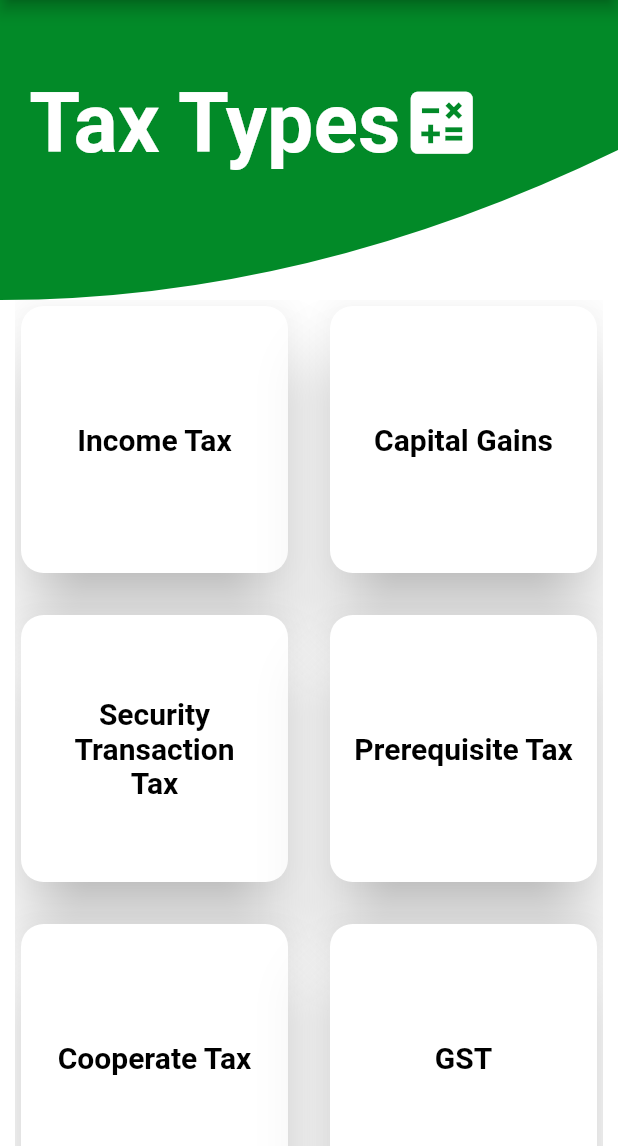
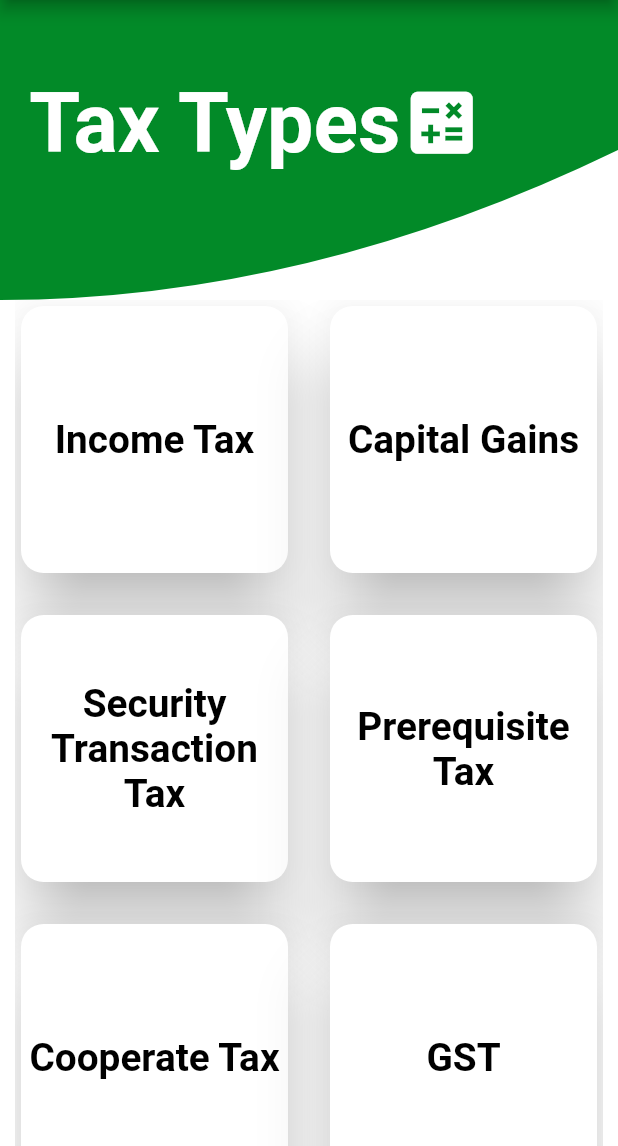
Before and after one commit to Earthknight/OP-Taxes, a Flutter app: the TaxType screen opened directly, on a phone screen of 412 x 824 dp, the part 90-1236 px from its top. Run offline on Flutter 3.47's test engine with Material 2 defaults, Android fonts, the phone set to English and light mode, and no system bars; our stand-ins replace expandable, sqflite; missing offline and left inert: country_pickers; accounts and stored records are empty; Roboto replaces fonts that are missing (Georgia).

Commit message:
custom text widget fixed

```diff
--- a/lib/helpers/db_helper.dart
+++ b/lib/helpers/db_helper.dart
@@ -96,4 +96,5 @@ class DBHelper {
       whereArgs: [searchText],
     );
   }
+
 }
--- a/lib/screens/drawer.dart
+++ b/lib/screens/drawer.dart
@@ -1,6 +1,5 @@
 import 'package:flutter/cupertino.dart';
 import 'package:flutter/material.dart';
-import 'package:taxes/screens/home_screen.dart';
 import 'package:taxes/screens/select_country_screen.dart';
 import 'package:taxes/screens/tax_list_screen.dart';
 import 'package:taxes/widgets/AppBarWidget.dart';
@@ -8,6 +7,8 @@ import 'package:taxes/widgets/IconWidget.dart';
 import 'package:taxes/widgets/ListTileWidget.dart';
 import 'package:taxes/widgets/TextWidget.dart';
 import 'package:taxes/widgets/sizedBoxWidget.dart';
+
+import 'home_screen.dart';
 
 
 class DrawerScreen extends StatelessWidget {
@@ -80,7 +81,7 @@ Widget DrawerWidget(BuildContext context) {
                 MyText(
                   text: "Hi, User",
                   textScaleFactor: 1.5,
-              size: 30.0,
+                  size: 17.0,
                   fontColor: Colors.white,
                   fontWeight: FontWeight.w800,
                   textAlign: TextAlign.center,
@@ -90,7 +91,7 @@ Widget DrawerWidget(BuildContext context) {
           ),
           MyListTile(
               title: const MyText(
-            text: "AboutTaxes",
+                text: "About Taxes",
                 fontColor: Color(0xff028A28),
                 fontWeight: FontWeight.bold,
               ),
--- a/lib/screens/select_country_screen.dart
+++ b/lib/screens/select_country_screen.dart
@@ -6,8 +6,8 @@ import 'package:flutter/material.dart';
 import 'package:taxes/widgets/ImageWidget.dart';
 import 'package:taxes/widgets/TextWidget.dart';
 import 'package:taxes/widgets/sizedBoxWidget.dart';
+import 'drawer.dart';
 
-import 'drawer.dart';
 
 class SelectCountry extends StatefulWidget{
   State<StatefulWidget> createState() {
@@ -30,7 +30,7 @@ class SelectCountryState extends State<SelectCountry>{
             Center(
                 child: MyText(
                   text: "Please Select Your\n Country",
-                size: 30,
+                  size: 25,
                   fontColor: Colors.black,
                   fontWeight: FontWeight.bold,
                   textAlign: TextAlign.center,
@@ -40,13 +40,13 @@ class SelectCountryState extends State<SelectCountry>{
             Center(
                 child:  MyText(
                   text:"You can change the Country\n at any time",
-                size: 20,
+                  size: 10,
                   fontColor: Colors.grey,
                   textAlign: TextAlign.center,
                 )
             ),
             MySizedBox(
-              height: 30.0,
+              height: 50.0,
             ),
             Padding(
               padding: const EdgeInsets.only(left: 10.0, right: 10.0),
--- a/lib/screens/tax_list_screen.dart
+++ b/lib/screens/tax_list_screen.dart
@@ -2,7 +2,6 @@ import 'package:flutter/material.dart';
 import 'package:taxes/widgets/TextWidget.dart';
 import 'package:taxes/widgets/clippper.dart';
 import 'package:taxes/widgets/sizedBoxWidget.dart';
-
 import 'drawer.dart';
 
 
@@ -59,7 +58,7 @@ class TaxTypeState extends State<TaxType> {
                     child:GridView.builder(
                         shrinkWrap: true,
                         scrollDirection: Axis.vertical,
-                        physics: ScrollPhysics(),
+                        physics: const ScrollPhysics(),
                         gridDelegate: SliverGridDelegateWithFixedCrossAxisCount(
                             crossAxisCount: 2,
                             crossAxisSpacing: 20.0,
@@ -94,7 +93,8 @@ class TaxTypeState extends State<TaxType> {
                 fontColor: Colors.black,
                 fontWeight: FontWeight.bold,
                 textAlign: TextAlign.center,
-              size: 20.0,
+                size: 10.0,
+                lines: 3,
               )
           ),
         ),
--- a/lib/widgets/TextWidget.dart
+++ b/lib/widgets/TextWidget.dart
@@ -1,5 +1,5 @@
+import 'dart:io';
 import 'package:flutter/material.dart';
-
 import 'get_device_size.dart';
 
 class MyText extends StatelessWidget {
@@ -28,16 +28,18 @@ class MyText extends StatelessWidget {
   @override
   Widget build(BuildContext context) {
     final screenSize = GetDeviceSize.getDeviceSize(context);
+    double fontSize = screenSize.width<=600 ? screenSize.width / 26 : screenSize.width / 38;
+    // double fontSize =fontSize: size + (Main.isPhone ? fontSize : fontSize * 1.6 + 1),;
     return Text(
       text.toString(),
       overflow: lines == 0 ? TextOverflow.visible : TextOverflow.ellipsis,
-      textAlign: textAlign,
+      textAlign: textAlign ?? TextAlign.left,
       maxLines: lines == 0 ? null : lines,
       style: TextStyle(
-          fontSize: size,
-          color: fontColor,
-          fontFamily: fontFamily,
-          fontWeight: fontWeight,
+          fontSize: size == null ? 15.0 :  fontSize + (screenSize.width<=600 ? size : size! * 1.6 + 1)!.toDouble() ,
+          color: fontColor ?? Colors.white,
+          fontFamily: Platform.isAndroid ? "Georgia" : " Sans Francisco",
+          fontWeight: fontWeight ?? FontWeight.normal,
           decoration: TextDecoration.none
       ),
     );
```
Also changed, not shown: pubspec.lock. Lines whose indentation alone changed are shown as unchanged.
